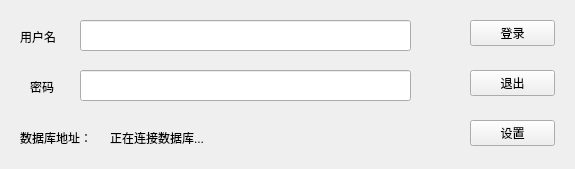
This is loginwindow.ui in xmudbexp2021/SalesManager as Qt 5 draws it before an edit. The edited form follows.
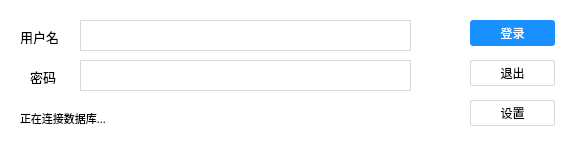
This is the edited form.

Commit message: feat: login / docs: add statement

```diff
--- a/loginwindow.ui
+++ b/loginwindow.ui
@@ -7,11 +7,16 @@
     <x>0</x>
     <y>0</y>
     <width>575</width>
-    <height>169</height>
+    <height>145</height>
    </rect>
   </property>
   <property name="windowTitle">
-   <string>登录</string>
+   <string>商品信息管理系统 - 登录</string>
+  </property>
+  <property name="styleSheet">
+   <string notr="true">QMainWindow {
+	background: #fff;
+}</string>
   </property>
   <widget class="QWidget" name="centralwidget">
    <widget class="QPushButton" name="loginButton">
@@ -23,6 +28,23 @@
       <height>26</height>
      </rect>
     </property>
+    <property name="font">
+     <font>
+      <family>微软雅黑</family>
+     </font>
+    </property>
+    <property name="styleSheet">
+     <string notr="true">#loginButton {
+	background: #1890ff;
+	border: 0px;
+	border-radius: 3px;
+	color: #fff;
+}
+
+#loginButton:hover {
+	background: rgb(64,169,255);
+}</string>
+    </property>
     <property name="text">
      <string>登录</string>
     </property>
@@ -31,11 +53,28 @@
     <property name="geometry">
      <rect>
       <x>470</x>
-      <y>70</y>
+      <y>60</y>
       <width>85</width>
       <height>26</height>
      </rect>
     </property>
+    <property name="font">
+     <font>
+      <family>微软雅黑</family>
+     </font>
+    </property>
+    <property name="styleSheet">
+     <string notr="true">#exitButton {
+	background: #fff;
+	border: 1px solid #d9d9d9;
+	border-radius: 2px;
+}
+
+#exitButton:hover {
+	color: #40a9ff;
+	border: 1px solid #40a9ff;
+}</string>
+    </property>
     <property name="text">
      <string>退出</string>
     </property>
@@ -44,11 +83,28 @@
     <property name="geometry">
      <rect>
       <x>470</x>
-      <y>120</y>
+      <y>100</y>
       <width>85</width>
       <height>26</height>
      </rect>
     </property>
+    <property name="font">
+     <font>
+      <family>微软雅黑</family>
+     </font>
+    </property>
+    <property name="styleSheet">
+     <string notr="true">#settingButton {
+	background: #fff;
+	border: 1px solid #d9d9d9;
+	border-radius: 2px;
+}
+
+#settingButton:hover {
+	color: #40a9ff;
+	border: 1px solid #40a9ff;
+}</string>
+    </property>
     <property name="text">
      <string>设置</string>
     </property>
@@ -62,6 +118,12 @@
       <height>14</height>
      </rect>
     </property>
+    <property name="font">
+     <font>
+      <family>微软雅黑</family>
+      <pointsize>10</pointsize>
+     </font>
+    </property>
     <property name="text">
      <string>用户名</string>
     </property>
@@ -75,16 +137,30 @@
       <height>31</height>
      </rect>
     </property>
+    <property name="styleSheet">
+     <string notr="true">QLineEdit {
+	border: 1px solid #d9d9d9;
+}
+QLineEdit:focus {
+	border: 1px solid #40a9ff;
+}</string>
+    </property>
    </widget>
    <widget class="QLabel" name="label_2">
     <property name="geometry">
      <rect>
       <x>30</x>
-      <y>80</y>
+      <y>70</y>
       <width>63</width>
       <height>14</height>
      </rect>
     </property>
+    <property name="font">
+     <font>
+      <family>微软雅黑</family>
+      <pointsize>10</pointsize>
+     </font>
+    </property>
     <property name="text">
      <string>密码</string>
     </property>
@@ -93,37 +169,38 @@
     <property name="geometry">
      <rect>
       <x>80</x>
-      <y>70</y>
+      <y>60</y>
       <width>331</width>
       <height>31</height>
      </rect>
     </property>
+    <property name="styleSheet">
+     <string notr="true">QLineEdit {
+	border: 1px solid #d9d9d9;
+}
+QLineEdit:focus {
+	border: 1px solid #40a9ff;
+}</string>
+    </property>
     <property name="echoMode">
      <enum>QLineEdit::Password</enum>
     </property>
    </widget>
-   <widget class="QLabel" name="label_3">
-    <property name="geometry">
-     <rect>
-      <x>20</x>
-      <y>130</y>
-      <width>121</width>
-      <height>16</height>
-     </rect>
-    </property>
-    <property name="text">
-     <string>数据库地址：</string>
-    </property>
-   </widget>
    <widget class="QLabel" name="dbAddrLabel">
     <property name="geometry">
      <rect>
-      <x>110</x>
-      <y>130</y>
-      <width>301</width>
+      <x>20</x>
+      <y>110</y>
+      <width>391</width>
       <height>16</height>
      </rect>
     </property>
+    <property name="font">
+     <font>
+      <family>微软雅黑</family>
+      <pointsize>8</pointsize>
+     </font>
+    </property>
     <property name="text">
      <string>正在连接数据库...</string>
     </property>
```
Left out of the diff: 4 changed lines with no effect on the pictures. The commit also changes 4 other files.
